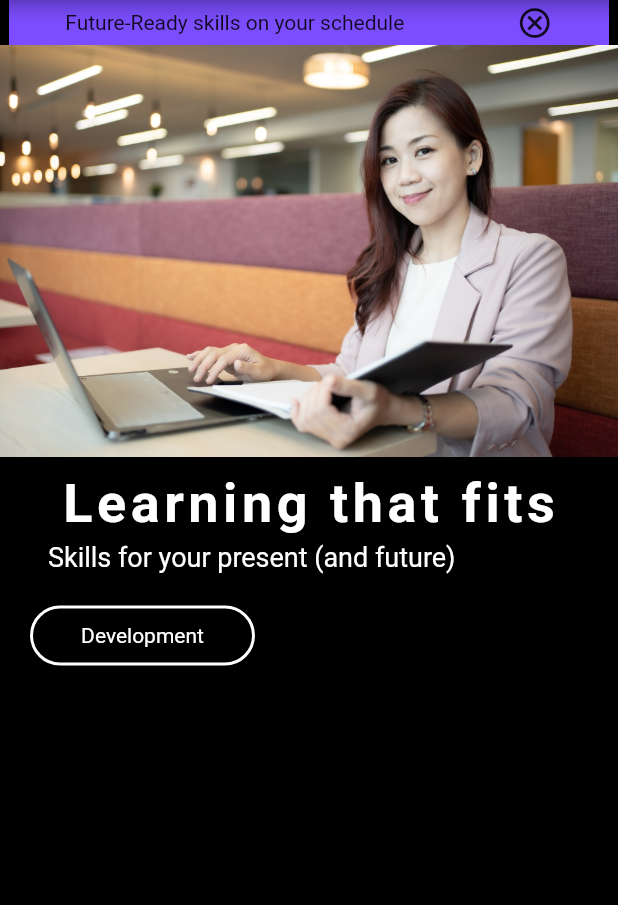
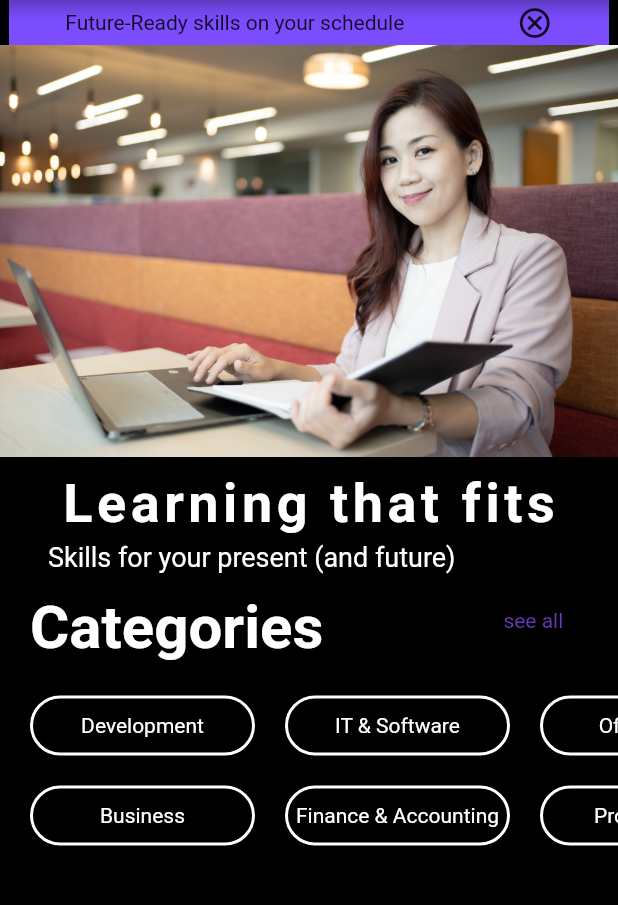
Before and after one commit to youssefeissa18/TaskUdemy, a Flutter app: the screen it shows after launch, on a phone screen of 412 x 824 dp, the part 84-989 px from its top. Run offline on Flutter 3.47's test engine with Material 2 defaults, Android fonts, the phone set to English and light mode, and no system bars.

Commit message:
udemy
edit

```diff
--- a/udemy/lib/component/compunent.dart
+++ b/udemy/lib/component/compunent.dart
@@ -1,4 +1,5 @@
 import 'package:flutter/material.dart';
+import 'package:udemy/jobs/job.dart';
 
 class Compunent extends StatelessWidget {
   const Compunent({Key? key}) : super(key: key);
@@ -49,28 +50,55 @@ class Compunent extends StatelessWidget {
           ),
         ),
 
-
         Row(
           children: [
             Container(
-              margin: EdgeInsets.only(left: 20,bottom: 10,right: 10,top: 20),
-              height: 40,
-              width: 150,
-              decoration: BoxDecoration(
-                border: Border.all(width: 2,color: Colors.white),
-                borderRadius: BorderRadius.circular(20)
+              margin: EdgeInsets.only(left: 20,right: 120),
+              child: Text(
+                "Categories",
+                style: TextStyle(
+                  fontSize: 40,
+                  fontWeight: FontWeight.bold,
+                  color: Colors.white,
+                  height: 1.5
+                ),
               ),
-              child: Center(
-                child: Text(
-                  "Development",
-                  style: TextStyle(
-                    color: Colors.white
-                  ),
+            ),
+            Container(
+              child: Text(
+                  "see all",
+                style: TextStyle(
+                  color: Colors.deepPurple,
                 ),
               ),
             ),
           ],
-        )
+        ),
+
+
+        SingleChildScrollView(
+          scrollDirection: Axis.horizontal,
+          child: Row(
+            children: [
+              Jobs("Development"),
+              Jobs("IT & Software"),
+              Jobs("Office Work"),
+              Jobs("Another Job"),
+            ],
+          ),
+        ),
+
+        SingleChildScrollView(
+          scrollDirection: Axis.horizontal,
+          child: Row(
+            children: [
+              Jobs("Business"),
+              Jobs("Finance & Accounting"),
+              Jobs("Programmer"),
+              Jobs("Analysis"),
+            ],
+          ),
+        ),
       ],
     );
   }
--- a/udemy/lib/home_screen/home_screen.dart
+++ b/udemy/lib/home_screen/home_screen.dart
@@ -77,8 +77,6 @@ class HomeScreen extends StatelessWidget {
         ),
       ),
 
-
-
       body: Compunent(),
     );
   }
--- a/udemy/lib/jobs/job.dart
+++ b/udemy/lib/jobs/job.dart
@@ -1,10 +1,29 @@
 import 'package:flutter/material.dart';
 
 class Jobs extends StatelessWidget {
-  const Jobs({Key? key}) : super(key: key);
+  String job;
+
+
+  Jobs(this.job);
 
   @override
   Widget build(BuildContext context) {
-    return const Placeholder();
+    return Container(
+      margin: EdgeInsets.only(left: 20,top: 20),
+      height: 40,
+      width: 150,
+      decoration: BoxDecoration(
+          border: Border.all(width: 2,color: Colors.white),
+          borderRadius: BorderRadius.circular(20)
+      ),
+      child: Center(
+        child: Text(
+          job,
+          style: TextStyle(
+              color: Colors.white
+          ),
+        ),
+      ),
+    );
   }
 }
```
